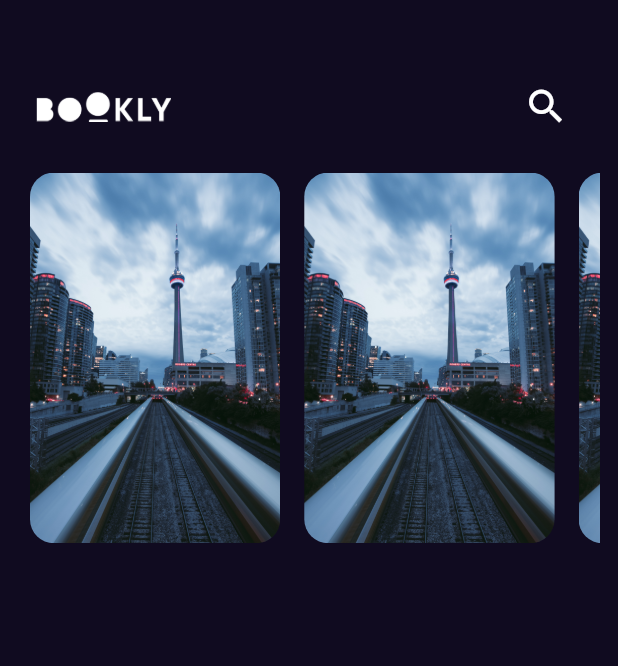
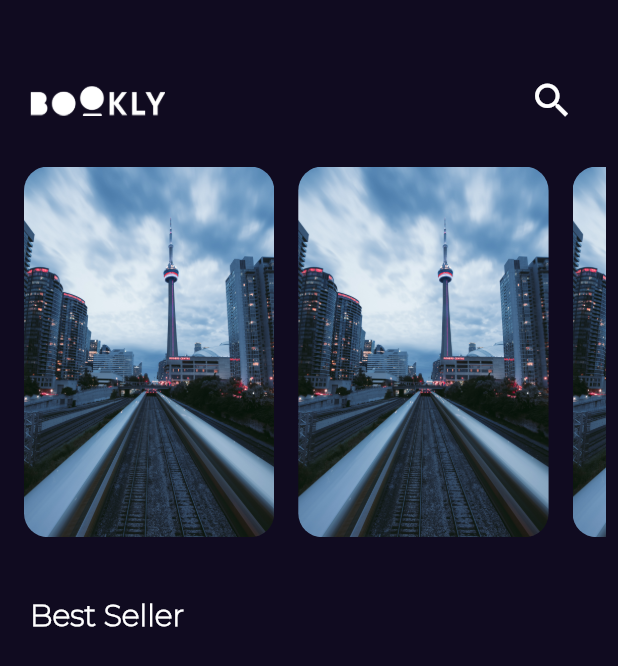
Before and after one commit to wohamedosama/book_app, a Flutter app: the screen it shows after launch, on a phone screen of 412 x 824 dp. Shown: the top 666 px of the screen. Run offline on Flutter 3.47's test engine with Material 2 defaults, Android fonts, the phone set to English and light mode, and no system bars; our stand-ins replace get.

Commit message:
Add Font Family And Make Theme Class (dark & light)

```diff
--- /dev/null
+++ b/lib/core/utils/theme/dark_theme.dart
@@ -0,0 +1,16 @@
+import 'package:book_app/constants.dart';
+import 'package:flutter/material.dart';
+
+ThemeData lightTheme = ThemeData(
+  scaffoldBackgroundColor: Colors.white,
+  fontFamily: 'Montserrat',
+  textTheme: const TextTheme(
+    titleMedium: TextStyle(
+      fontFamily: 'Montserrat',
+      color: kPrimaryColor,
+      fontSize: 20,
+      fontWeight: FontWeight.w600,
+      height: 1.2,
+    ),
+  ),
+);
--- /dev/null
+++ b/lib/core/utils/theme/light_theme.dart
@@ -0,0 +1,16 @@
+import 'package:book_app/constants.dart';
+import 'package:flutter/material.dart';
+
+ThemeData darkTheme = ThemeData(
+  scaffoldBackgroundColor: kPrimaryColor,
+  fontFamily: 'Montserrat',
+  textTheme: const TextTheme(
+    titleMedium: TextStyle(
+      fontFamily: 'Montserrat',
+      color: Colors.white,
+      fontSize: 20,
+      fontWeight: FontWeight.w600,
+      height: 1.2,
+    ),
+  ),
+);
--- a/lib/features/home/presentation/views/widgets/custom_app_bar.dart
+++ b/lib/features/home/presentation/views/widgets/custom_app_bar.dart
@@ -25,6 +25,7 @@ class CustomAppBar extends StatelessWidget {
             icon: const Icon(
               Icons.search,
               size: 30,
+              color: Colors.white,
             ),
           ),
         ],
--- /dev/null
+++ b/lib/features/home/presentation/views/widgets/feature_book_list_view.dart
@@ -0,0 +1,26 @@
+import 'package:flutter/material.dart';
+
+import 'feature_list_view_item.dart';
+
+class FeatureBookListView extends StatelessWidget {
+  const FeatureBookListView({super.key});
+
+  @override
+  Widget build(BuildContext context) {
+    return SizedBox(
+      height: MediaQuery.of(context).size.height * 0.3,
+      child: ListView.builder(
+        clipBehavior: Clip.antiAliasWithSaveLayer,
+        physics: const BouncingScrollPhysics(),
+        itemCount: 5,
+        scrollDirection: Axis.horizontal,
+        itemBuilder: (context, index) {
+          return const Padding(
+            padding: EdgeInsets.symmetric(horizontal: 8.0),
+            child: FeatureListViewItem(),
+          );
+        },
+      ),
+    );
+  }
+}
--- a/lib/features/home/presentation/views/widgets/home_view_body.dart
+++ b/lib/features/home/presentation/views/widgets/home_view_body.dart
@@ -1,7 +1,6 @@
 import 'package:book_app/features/home/presentation/views/widgets/custom_app_bar.dart';
+import 'package:book_app/features/home/presentation/views/widgets/feature_book_list_view.dart';
 import 'package:flutter/material.dart';
-
-import 'feature_list_view_item.dart';
 
 class HomeViewBody extends StatelessWidget {
   const HomeViewBody({super.key});
@@ -9,36 +8,28 @@ class HomeViewBody extends StatelessWidget {
   @override
   Widget build(BuildContext context) {
     return Padding(
-      padding: const EdgeInsets.all(12.0),
+      padding: const EdgeInsets.all(8.0),
       child: Column(
-        children: const [
-          CustomAppBar(),
-          FeatureBookListView(),
+        crossAxisAlignment: CrossAxisAlignment.start,
+        children: [
+          const CustomAppBar(),
+          const FeatureBookListView(),
+          const SizedBox(height: 40),
+          Padding(
+            padding: const EdgeInsets.only(left: 12.0),
+            child: Text(
+              'Best Seller',
+              style: ThemeData().textTheme.titleMedium!.copyWith(
+                    color: Colors.white,
+                    fontSize: 20,
+                    fontFamily: 'Montserrat',
+                    fontWeight: FontWeight.w600,
+                    height: 1.2,
+                  ),
+            ),
+          ),
         ],
       ),
     );
   }
 }
-
-class FeatureBookListView extends StatelessWidget {
-  const FeatureBookListView({super.key});
-
-  @override
-  Widget build(BuildContext context) {
-    return SizedBox(
-      height: MediaQuery.of(context).size.height * 0.3,
-      child: ListView.builder(
-        clipBehavior: Clip.antiAliasWithSaveLayer,
-        physics: const BouncingScrollPhysics(),
-        itemCount: 5,
-        scrollDirection: Axis.horizontal,
-        itemBuilder: (context, index) {
-          return const Padding(
-            padding: EdgeInsets.symmetric(horizontal: 8.0),
-            child: FeatureListViewItem(),
-          );
-        },
-      ),
-    );
-  }
-}
--- a/lib/main.dart
+++ b/lib/main.dart
@@ -1,4 +1,5 @@
-import 'package:book_app/constants.dart';
+import 'package:book_app/core/utils/theme/dark_theme.dart';
+import 'package:book_app/core/utils/theme/light_theme.dart';
 import 'package:book_app/features/splash/presentation/views/splash_view.dart';
 import 'package:flutter/material.dart';
 import 'package:get/get.dart';
@@ -13,9 +14,9 @@ class BookApp extends StatelessWidget {
   @override
   Widget build(BuildContext context) {
     return GetMaterialApp(
-      theme: ThemeData.dark().copyWith(
-        scaffoldBackgroundColor: kPrimaryColor,
-      ),
+      themeMode: ThemeMode.dark,
+      darkTheme: darkTheme,
+      theme: lightTheme,
       debugShowCheckedModeBanner: false,
       home: const SplashView(),
     );
--- a/pubspec.yaml
+++ b/pubspec.yaml
@@ -39,6 +39,7 @@ dependencies:
   cupertino_icons: ^1.0.2
 
 
+
 dev_dependencies:
   flutter_test:
     sdk: flutter
@@ -62,6 +63,10 @@ flutter:
   uses-material-design: true
   assets:
     - assets/images/
+  fonts:
+     - family: Montserrat
+       fonts:
+         - asset: assets/fonts/Montserrat-ExtraLight.ttf
 
   # To add assets to your application, add an assets section, like this:
   # assets:
```
Also changed, not shown: assets/fonts/Montserrat-ExtraLight.ttf (added).
